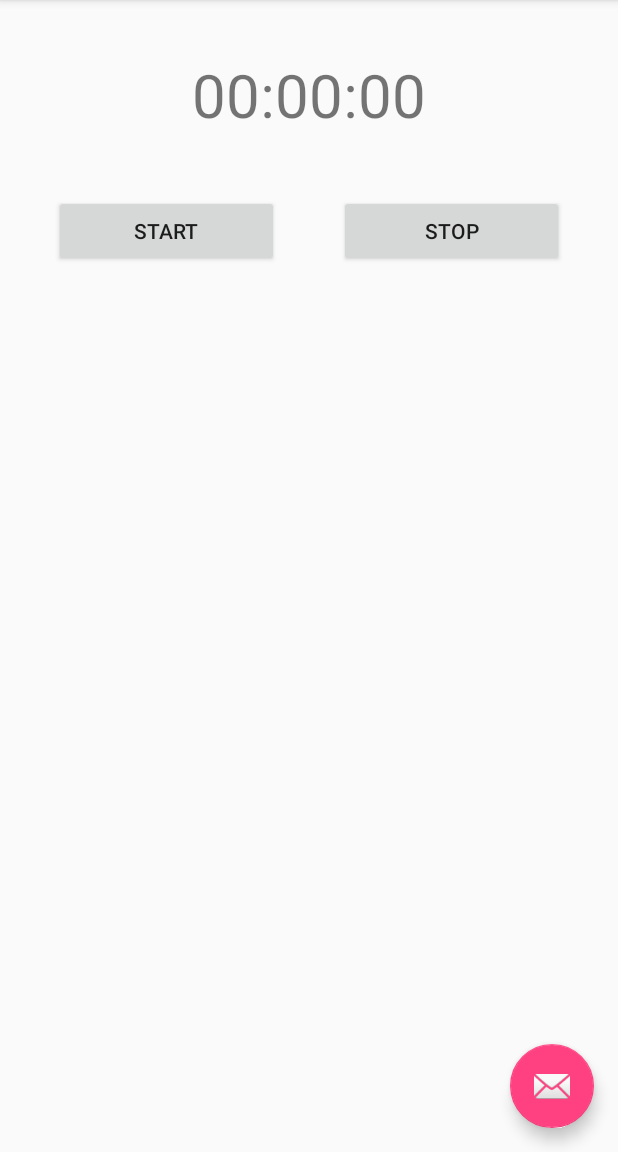
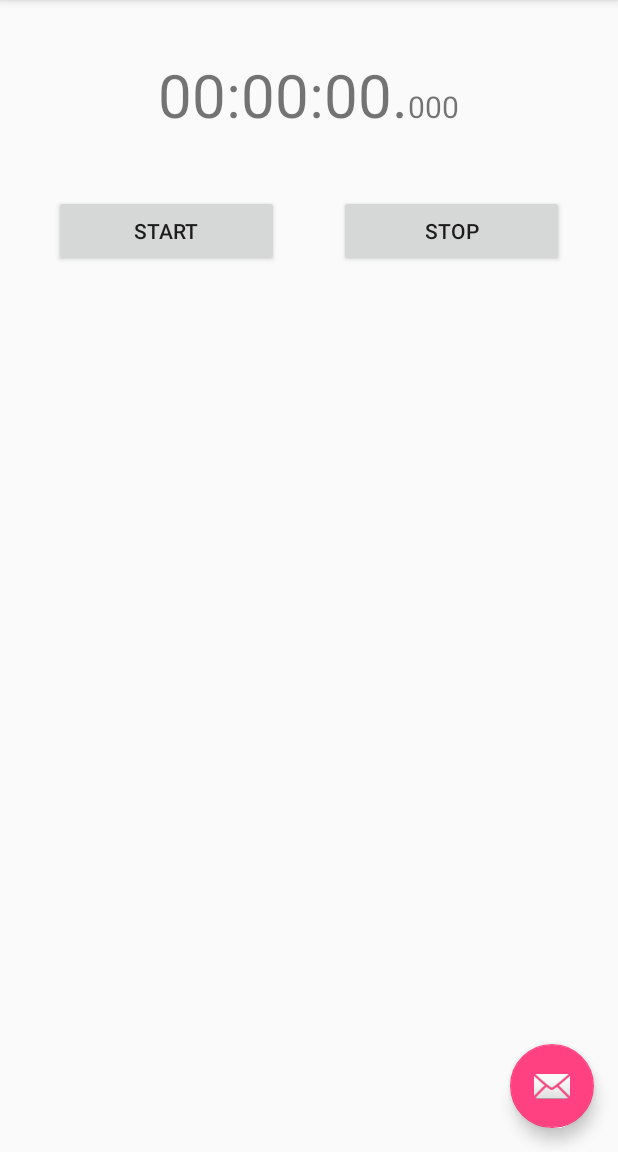
Before and after one commit to Martz04/android-stopwatch, an Android app: the screen it shows after launch (StopWatchActivity), after a tap on "RESET", on a phone screen of 412 x 824 dp, the part 84-1236 px from its top. Run offline under Robolectric (Android 15) with nearby library versions, the phone set to English and light mode, and no system bars; 1 other tap on this screen came first.

Commit message:
Adding Stopwatch functionality

```diff
--- a/app/src/main/java/mx/itesm/mario/stopwatch/StopWatchActivity.java
+++ b/app/src/main/java/mx/itesm/mario/stopwatch/StopWatchActivity.java
@@ -1,25 +1,52 @@
 package mx.itesm.mario.stopwatch;
 
 import android.os.Bundle;
+import android.os.Handler;
 import android.support.design.widget.FloatingActionButton;
 import android.support.design.widget.Snackbar;
 import android.support.v7.app.AppCompatActivity;
 import android.support.v7.widget.Toolbar;
+import android.util.Log;
 import android.view.View;
 import android.view.Menu;
 import android.view.MenuItem;
 import android.widget.Button;
 import android.widget.TextView;
 
+
+
 public class StopWatchActivity extends AppCompatActivity {
 
     private boolean isTimerStarted = false;
 
-    Button startButton;
-    Button stopButton;
-    TextView minutesLabel;
-    TextView secondsLabel;
-    TextView millisLabel;
+    private Handler mHandler = new Handler();
+
+    private Button startButton;
+    private Button stopButton;
+
+    private TextView hoursLabel;
+    private TextView minutesLabel;
+    private TextView secondsLabel;
+    private TextView millisLabel;
+
+    private long milliseconds;
+    private long seconds;
+    private long minutes;
+    private long hours;
+
+    private long startTime;
+    private long elapsedTime;
+    private final int REFRESH_RATE = 10;
+
+    private Runnable startTimerThread = new Runnable() {
+        @Override
+        public void run() {
+            elapsedTime = System.currentTimeMillis() - startTime;
+            updateTimer(elapsedTime);
+            mHandler.postDelayed(this, REFRESH_RATE);
+        }
+    };
+    private boolean isTimerStopped;
 
     @Override
     protected void onCreate(Bundle savedInstanceState) {
@@ -39,6 +66,7 @@ public class StopWatchActivity extends AppCompatActivity {
 
         startButton = (Button)findViewById(R.id.start_button);
         stopButton = (Button)findViewById(R.id.stop_button);
+        hoursLabel = (TextView) findViewById(R.id.hours_label);
         minutesLabel = (TextView) findViewById(R.id.minutes_label);
         secondsLabel = (TextView) findViewById(R.id.seconds_label);
         millisLabel = (TextView) findViewById(R.id.millis_label);
@@ -67,25 +95,89 @@ public class StopWatchActivity extends AppCompatActivity {
     }
 
     public void startTimer(View view) {
+        if(isTimerStarted) {
+            clearTimerLabels();
+            mHandler.removeCallbacks(startTimerThread);
+            isTimerStarted = false;
+        }else {
+            isTimerStarted = true;
+            startTime = System.currentTimeMillis();
+            mHandler.removeCallbacks(startTimerThread);
+            mHandler.postDelayed(startTimerThread, 0);
+        }
         toggleStartButton();
     }
 
+    private void clearTimerLabels() {
+        updateTimer(0);
+    }
 
 
     public void stopTimer(View view) {
-        isTimerStarted = true;
-        toggleStartButton();
+        if(isTimerStarted) {
+            if(isTimerStopped) {
+                startTime = System.currentTimeMillis() - elapsedTime;
+                mHandler.postDelayed(startTimerThread, 0);
+                isTimerStopped = false;
+            }else {
+                mHandler.removeCallbacks(startTimerThread);
+                isTimerStopped = true;
+            }
+            toogleStopButton();
+        }
+
+    }
+
+    private void toogleStopButton() {
+        if(isTimerStarted) {
+            stopButton.setText(getResources().getText(R.string.resume_text_button));
+        }else {
+            stopButton.setText(getResources().getText(R.string.stop_text_button));
+        }
     }
 
     private void toggleStartButton() {
-        if(!isTimerStarted) {
-            String resetText = getResources().getText(R.string.reset_text_button).toString();
-            startButton.setText(resetText);
-            isTimerStarted = true;
+        if(isTimerStarted) {
+            startButton.setText(getResources().getText(R.string.reset_text_button));
         }else {
-            isTimerStarted = false;
-            String startText = getResources().getText(R.string.start_text_button).toString();
-            startButton.setText(startText);
+            startButton.setText(getResources().getText(R.string.start_text_button));
+        }
+    }
+
+    private void updateTimer(float time){
+        milliseconds = (long)(time % 1000);
+        seconds = (long)(time/1000);
+        minutes = (long)((time/1000)/60);
+        hours = (long) (((time/1000)/60)/60);
+
+        Log.d("update Timer", "time: " + time +
+                " millis: " + milliseconds +
+                " seconds: " + seconds +
+                " minutes: " + minutes +
+                " hours: " + hours);
+        if(milliseconds == 0) {
+            millisLabel.setText("000");
+        }else if(milliseconds < 100 && milliseconds > 0){
+            millisLabel.setText("0" + Long.toString(milliseconds));
+        }else {
+            millisLabel.setText(Long.toString(milliseconds));
+        }
+        seconds = seconds % 60;
+        if(seconds == 0) {
+            secondsLabel.setText("00");
+        }else if(seconds < 10 && seconds > 0) {
+            secondsLabel.setText("0" + Long.toString(seconds));
+        }else {
+            secondsLabel.setText(Long.toString(seconds));
+        }
+
+        minutes = minutes % 60;
+        if(minutes == 0) {
+            minutesLabel.setText("00");
+        }else if(minutes < 10 && minutes > 0){
+            minutesLabel.setText("0" + Long.toString(minutes));
+        }else {
+            minutesLabel.setText(Long.toString(minutes));
         }
     }
 }
--- a/app/src/main/res/layout/content_stop_watch.xml
+++ b/app/src/main/res/layout/content_stop_watch.xml
@@ -23,6 +23,17 @@
         android:layout_height="wrap_content">
 
         <TextView
+            android:id="@+id/hours_label"
+            android:text="00"
+            android:textSize="40sp"
+            android:layout_width="wrap_content"
+            android:layout_height="wrap_content" />
+        <TextView
+            android:layout_width="wrap_content"
+            android:layout_height="wrap_content"
+            android:textSize="40sp"
+            android:text=":"/>
+        <TextView
             android:id="@+id/minutes_label"
             android:text="00"
             android:textSize="40sp"
@@ -43,11 +54,11 @@
             android:layout_width="wrap_content"
             android:layout_height="wrap_content"
             android:textSize="40sp"
-            android:text=":"/>
+            android:text="."/>
         <TextView
             android:id="@+id/millis_label"
-            android:text="00"
-            android:textSize="40sp"
+            android:text="000"
+            android:textSize="20sp"
             android:layout_width="wrap_content"
             android:layout_height="wrap_content" />
     </LinearLayout>
--- a/app/src/main/res/values/strings.xml
+++ b/app/src/main/res/values/strings.xml
@@ -3,5 +3,6 @@
     <string name="start_text_button">Start</string>
     <string name="stop_text_button">Stop</string>
     <string name="reset_text_button">Reset</string>
+    <string name="resume_text_button">Resume</string>
     <string name="action_settings">Settings</string>
 </resources>
```
